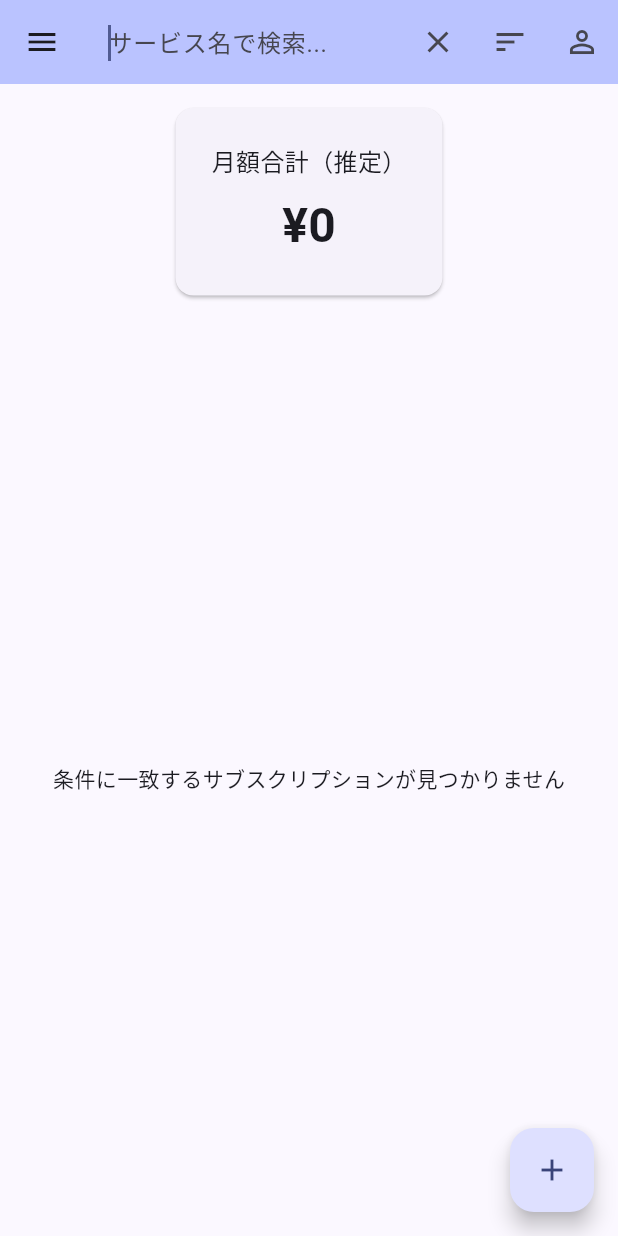
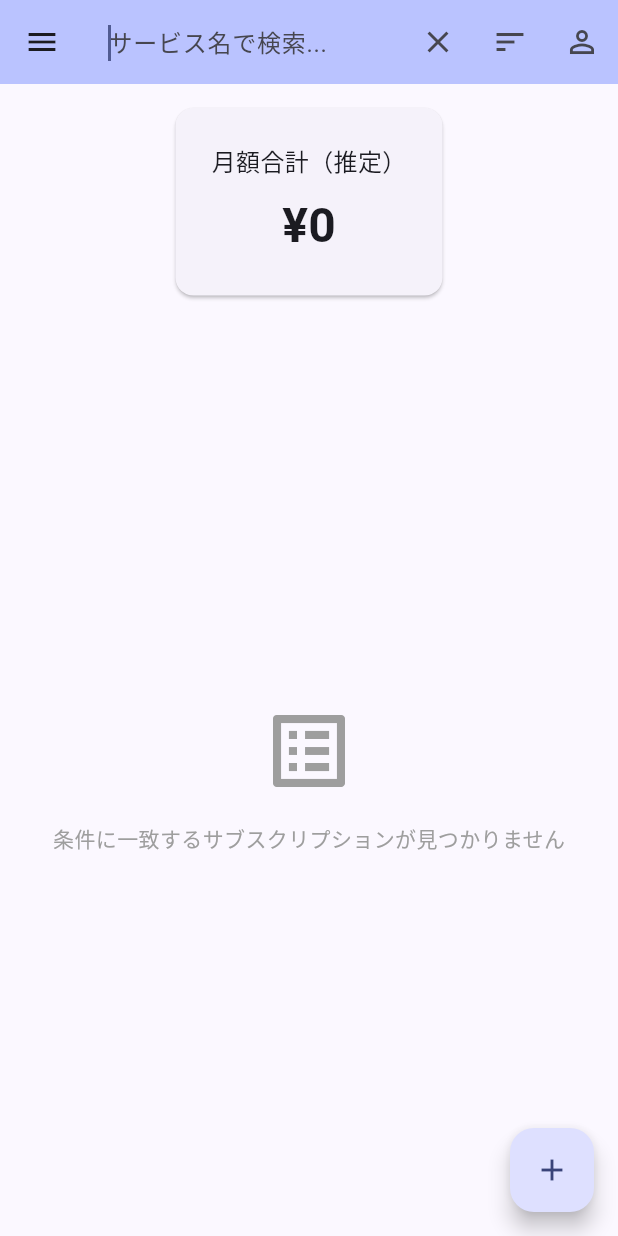
Before and after one commit to OhnoHaruki/subscription-manager-app, a Flutter app: the screen it shows once a user with an empty profile is signed in, after a tap on the "search" icon, on a phone screen of 412 x 824 dp. Run offline on Flutter 3.47's test engine with Material 3 defaults, Android fonts, the phone set to English and light mode, and no system bars; our stand-ins replace flutter_riverpod, freezed_annotation, shared_preferences, supabase_flutter; accounts and stored records are empty.

Commit message:
feat: UX改善（共通ローディング・エラー・空状態表示の実装） #32

```diff
--- a/lib/screens/subscription_list_screen.dart
+++ b/lib/screens/subscription_list_screen.dart
@@ -12,6 +12,7 @@ import 'profile_screen.dart';
 import 'subscription_history_screen.dart';
 import '../models/sort_settings.dart';
 import '../providers/tag_provider.dart';
+import '../widgets/common_views.dart';
 
 /// サブスクリプション一覧を表示するホーム画面
 class SubscriptionListScreen extends ConsumerStatefulWidget {
@@ -195,12 +196,11 @@ class _SubscriptionListScreenState extends ConsumerState<SubscriptionListScreen>
             child: subscriptionsAsync.when(
               data: (subscriptions) {
                 if (subscriptions.isEmpty) {
-                  return Center(
-                    child: Text(
-                      _isSearching || selectedTagIds.isNotEmpty
-                          ? '条件に一致するサブスクリプションが見つかりません'
-                          : 'サブスクリプションが登録されていません',
-                    ),
+                  return EmptyView(
+                    message: _isSearching || selectedTagIds.isNotEmpty
+                        ? '条件に一致するサブスクリプションが見つかりません'
+                        : 'サブスクリプションが登録されていません',
+                    icon: Icons.list_alt,
                   );
                 }
                 return ListView.builder(
@@ -211,8 +211,8 @@ class _SubscriptionListScreenState extends ConsumerState<SubscriptionListScreen>
                   },
                 );
               },
-              loading: () => const Center(child: CircularProgressIndicator()),
-              error: (error, stack) => Center(child: Text('エラーが発生しました: $error')),
+              loading: () => const LoadingView(),
+              error: (error, stack) => ErrorView(message: '読み込みに失敗しました: $error'),
             ),
           ),
         ],
--- /dev/null
+++ b/lib/widgets/common_views.dart
@@ -0,0 +1,64 @@
+import 'package:flutter/material.dart';
+
+/// 共通の読み込み中表示
+class LoadingView extends StatelessWidget {
+  const LoadingView({super.key});
+
+  @override
+  Widget build(BuildContext context) {
+    return const Center(
+      child: CircularProgressIndicator.adaptive(),
+    );
+  }
+}
+
+/// 共通のエラー表示
+class ErrorView extends StatelessWidget {
+  const ErrorView({super.key, required this.message, this.onRetry});
+
+  final String message;
+  final VoidCallback? onRetry;
+
+  @override
+  Widget build(BuildContext context) {
+    return Center(
+      child: Column(
+        mainAxisAlignment: MainAxisAlignment.center,
+        children: [
+          const Icon(Icons.error_outline, size: 48, color: Colors.red),
+          const SizedBox(height: 16),
+          Text(message, textAlign: TextAlign.center),
+          if (onRetry != null) ...[
+            const SizedBox(height: 16),
+            ElevatedButton(
+              onPressed: onRetry,
+              child: const Text('再試行'),
+            ),
+          ],
+        ],
+      ),
+    );
+  }
+}
+
+/// 共通の空状態表示
+class EmptyView extends StatelessWidget {
+  const EmptyView({super.key, required this.message, this.icon});
+
+  final String message;
+  final IconData? icon;
+
+  @override
+  Widget build(BuildContext context) {
+    return Center(
+      child: Column(
+        mainAxisAlignment: MainAxisAlignment.center,
+        children: [
+          Icon(icon ?? Icons.inbox, size: 64, color: Colors.grey),
+          const SizedBox(height: 16),
+          Text(message, style: const TextStyle(color: Colors.grey)),
+        ],
+      ),
+    );
+  }
+}
```
